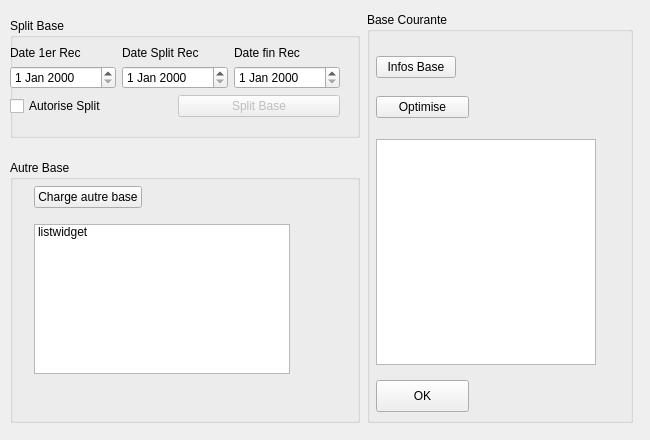
First picture: the form in new_ui/UI_baseDialog.ui, repository jmgagniere/WesLC, before the edit.
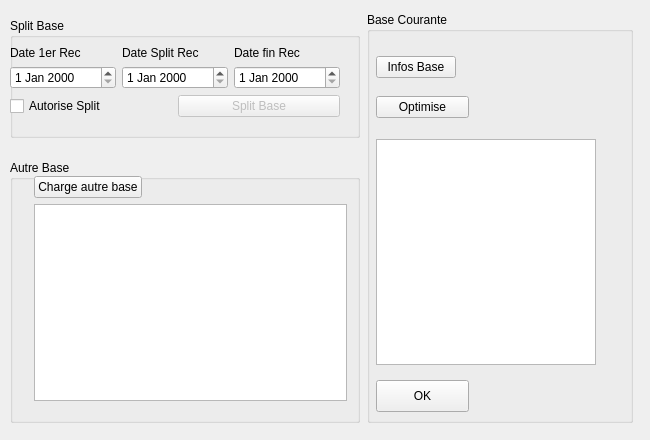
Second picture: the form after the edit.

Commit message: Mise à jour des UI et nouveau main.py

What changed in the file:
```diff
--- a/new_ui/UI_baseDialog.ui
+++ b/new_ui/UI_baseDialog.ui
@@ -200,8 +200,8 @@
         <rect>
          <x>24</x>
          <y>16</y>
-         <width>258</width>
-         <height>209</height>
+         <width>313</width>
+         <height>225</height>
         </rect>
        </property>
        <layout class="QVBoxLayout" name="verticalLayout_2">
@@ -219,25 +219,7 @@
          </widget>
         </item>
         <item>
-         <widget class="QListWidget" name="lw_listeBase">
-          <property name="sizePolicy">
-           <sizepolicy hsizetype="Fixed" vsizetype="Fixed">
-            <horstretch>0</horstretch>
-            <verstretch>0</verstretch>
-           </sizepolicy>
-          </property>
-          <property name="maximumSize">
-           <size>
-            <width>16777215</width>
-            <height>150</height>
-           </size>
-          </property>
-          <item>
-           <property name="text">
-            <string>listwidget</string>
-           </property>
-          </item>
-         </widget>
+         <widget class="QTableView" name="tv_listeBase"/>
         </item>
        </layout>
       </widget>
```
The commit also changes 2 other files.
